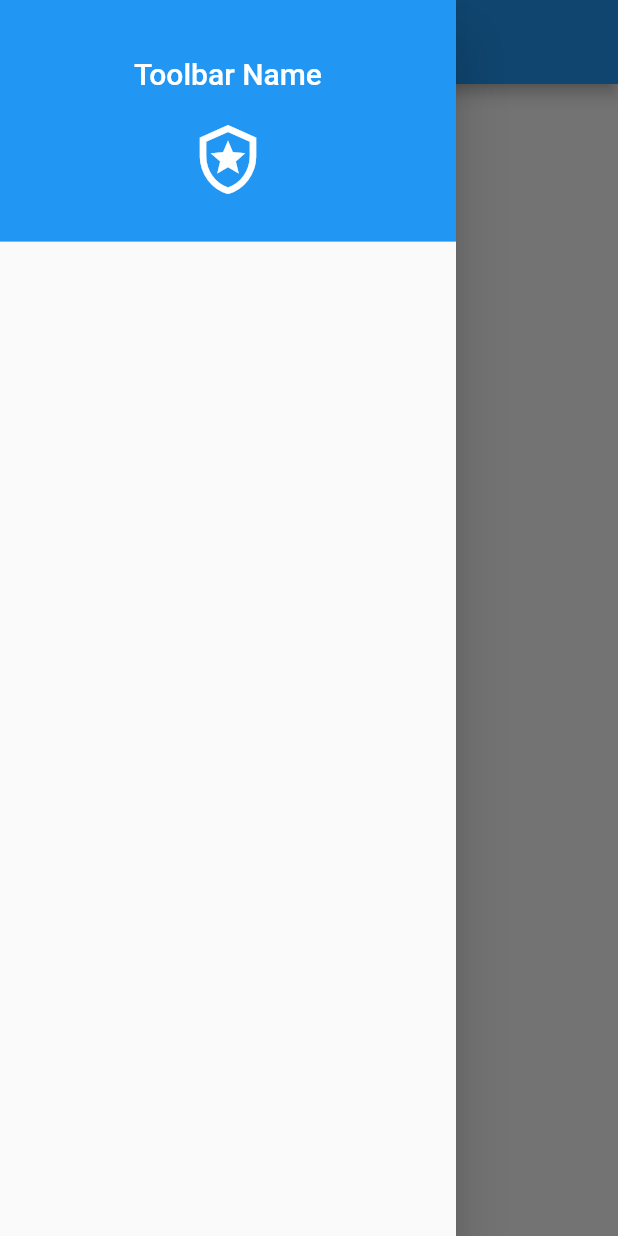
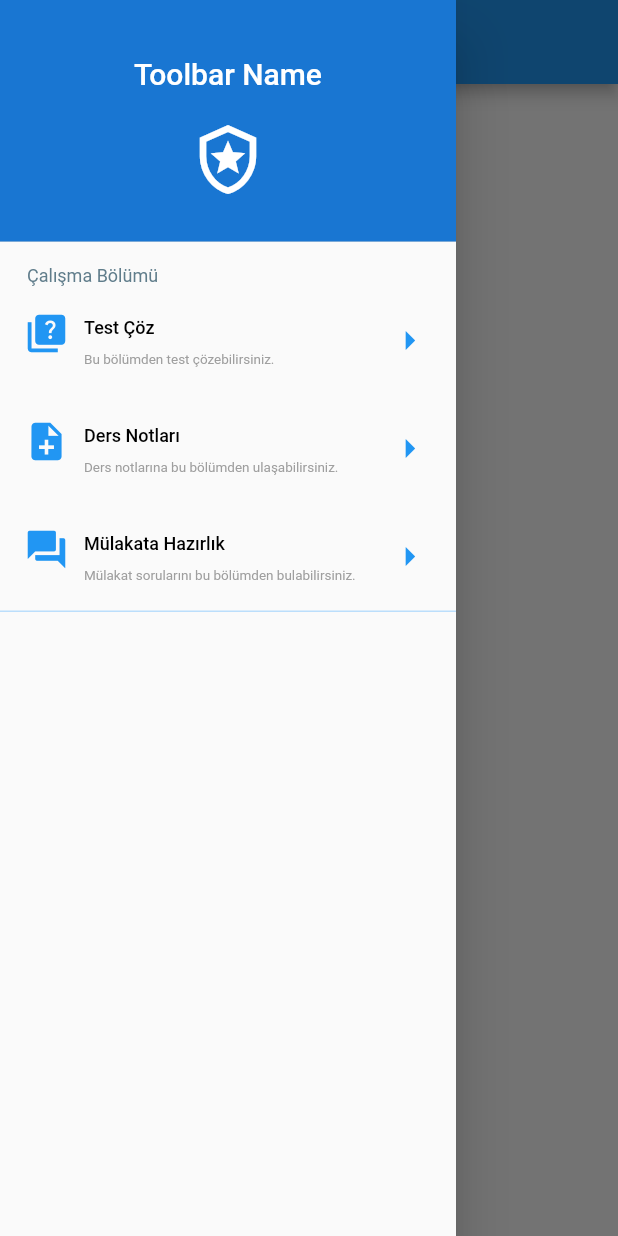
Before and after one commit to alidemirci2307/komiser_yardimciligi, a Flutter app: the screen it shows after launch, with the side drawer open, on a phone screen of 412 x 824 dp. Run offline on Flutter 3.47's test engine with Material 2 defaults, Android fonts, the phone set to English and light mode, and no system bars.

Commit message:
DrawerMenuItem added.

```diff
--- /dev/null
+++ b/lib/constants/StaticColors.dart
@@ -0,0 +1,8 @@
+import 'package:flutter/material.dart';
+
+class StaticColors{
+  static const Color primary_color = Colors.blue;
+  static const Color drawer_content_title = Colors.blueGrey;
+  static const Color drawer_menu_title = Colors.black;
+  static const Color drawer_menu_subtitle = Colors.grey;
+}
--- a/lib/main.dart
+++ b/lib/main.dart
@@ -1,8 +1,7 @@
-
-
 import 'package:flutter/material.dart';
-import 'package:komiseryardimciligi/utils/StaticColors.dart';
-import 'package:komiseryardimciligi/utils/StaticValues.dart';
+import 'package:komiseryardimciligi/constants/StaticColors.dart';
+import 'package:komiseryardimciligi/constants/StaticValues.dart';
+import 'package:komiseryardimciligi/utils/UIUtils.dart';
 
 void main() {
   runApp(MyApp());
@@ -22,9 +21,7 @@ class MyApp extends StatelessWidget {
   }
 }
 
-
 class Anasayfa extends StatelessWidget {
-
   @override
   Widget build(BuildContext context) {
     return Scaffold(
@@ -37,16 +34,68 @@ class Anasayfa extends StatelessWidget {
                 child: Column(
                   mainAxisAlignment: MainAxisAlignment.spaceEvenly,
                   children: [
-                    Text(StaticValues.app_name,style: TextStyle(color: Colors.white,fontSize: 20.0,),),
-                    Icon(Icons.local_police_outlined,color: Colors.white, size: 50.0,),
+                    const Text(
+                      StaticValues.app_name,
+                      style: TextStyle(
+                        color: Colors.white,
+                        fontSize: 20.0,
+                      ),
+                    ),
+                    const Icon(
+                      Icons.local_police_outlined,
+                      color: Colors.white,
+                      size: 50.0,
+                    ),
                   ],
                 ),
               ),
               decoration: BoxDecoration(
-                color : Colors.blue,
+/*                image: DecorationImage(
+                  image: AssetImage(
+                      'assets/appimage/bg.jpg'),
+                  fit: BoxFit.fill,
+                ),*/
+                color: Theme.of(context).primaryColorDark,
               ),
             ),
-
+            Padding(
+              padding: const EdgeInsets.only(
+                left: 18.0,
+                top: 8.0,
+              ),
+              child: Text(
+                "Çalışma Bölümü",
+                style: TextStyle(
+                    color: StaticColors.drawer_content_title, fontSize: 12),
+              ),
+            ),
+            DrawerMenuItem(
+              title: "Test Çöz",
+              subtitle: "Bu bölümden test çözebilirsiniz.",
+              icon: Icons.quiz,
+              isDivider: false,
+              clickListener: (){
+                Navigator.pop(context);
+              },
+            ),
+            DrawerMenuItem(
+              title: "Ders Notları",
+              subtitle: "Ders notlarına bu bölümden ulaşabilirsiniz.",
+              icon: Icons.note_add,
+              isDivider: false,
+              clickListener: (){
+                Navigator.pop(context);
+              },
+            ),
+            DrawerMenuItem(
+              title: "Mülakata Hazırlık",
+              subtitle: "Mülakat sorularını bu bölümden bulabilirsiniz.",
+              icon: Icons.question_answer,
+              isDivider: true,
+              clickListener: (){
+                Navigator.pop(context);
+              },
+            ),
           ],
         ),
       ),
@@ -56,9 +105,7 @@ class Anasayfa extends StatelessWidget {
       body: Center(
         child: Column(
           mainAxisAlignment: MainAxisAlignment.center,
-          children: <Widget>[
-
-          ],
+          children: <Widget>[],
         ),
       ),
     );
--- a/lib/utils/StaticColors.dart
+++ /dev/null
@@ -1,5 +0,0 @@
-import 'package:flutter/material.dart';
-
-class StaticColors{
-  static const Color primary_color = Colors.blue;
-}
--- /dev/null
+++ b/lib/utils/UIUtils.dart
@@ -0,0 +1,63 @@
+import 'package:flutter/material.dart';
+import 'package:komiseryardimciligi/constants/StaticColors.dart';
+
+class DrawerMenuItem extends StatefulWidget {
+  IconData icon;
+  String title;
+  String subtitle;
+  bool isDivider;
+  Function clickListener;
+
+  DrawerMenuItem(
+      {required this.icon,
+      required this.title,
+      required this.subtitle,
+      required this.isDivider,
+      required this.clickListener});
+
+  @override
+  _DrawerMenuItemState createState() => _DrawerMenuItemState();
+}
+
+class _DrawerMenuItemState extends State<DrawerMenuItem> {
+  @override
+  Widget build(BuildContext context) {
+    return Column(
+      children: [
+        ListTile(
+          leading: Icon(
+            widget.icon,
+            color: StaticColors.primary_color,
+            size: 30,
+          ),
+          title: Text(
+            widget.title,
+            style: TextStyle(color: StaticColors.drawer_menu_title, fontSize: 12),
+          ),
+          subtitle: Text(
+            widget.subtitle,
+            style:
+                TextStyle(color: StaticColors.drawer_menu_subtitle, fontSize: 9),
+          ),
+          trailing: Icon(
+            Icons.arrow_right,
+            color: StaticColors.primary_color,
+            size: 30,
+          ),
+          onTap: (){
+            widget.clickListener();
+          },
+          horizontalTitleGap: 0,
+          minVerticalPadding: 0,
+        ),
+        if(widget.isDivider == true) Divider(height: 1,color: Theme.of(context).primaryColorLight,thickness: 1,),
+
+      ],
+    );
+  }
+}
+
+
+abstract class DrawerItemClickListener{
+  void onItemClickListener();
+}
--- a/pubspec.yaml
+++ b/pubspec.yaml
@@ -45,9 +45,8 @@ flutter:
   uses-material-design: true
 
   # To add assets to your application, add an assets section, like this:
-  # assets:
-  #   - images/a_dot_burr.jpeg
-  #   - images/a_dot_ham.jpeg
+  assets:
+    - assets/appimage/orange_background.jpg
 
   # An image asset can refer to one or more resolution-specific "variants", see
   # https://flutter.dev/assets-and-images/#resolution-aware.
```
Also changed, not shown: assets/appimage/bg.jpeg (added), assets/appimage/orange_background.jpg (added), lib/constants/StaticValues.dart (renamed from lib/utils/StaticValues.dart).
